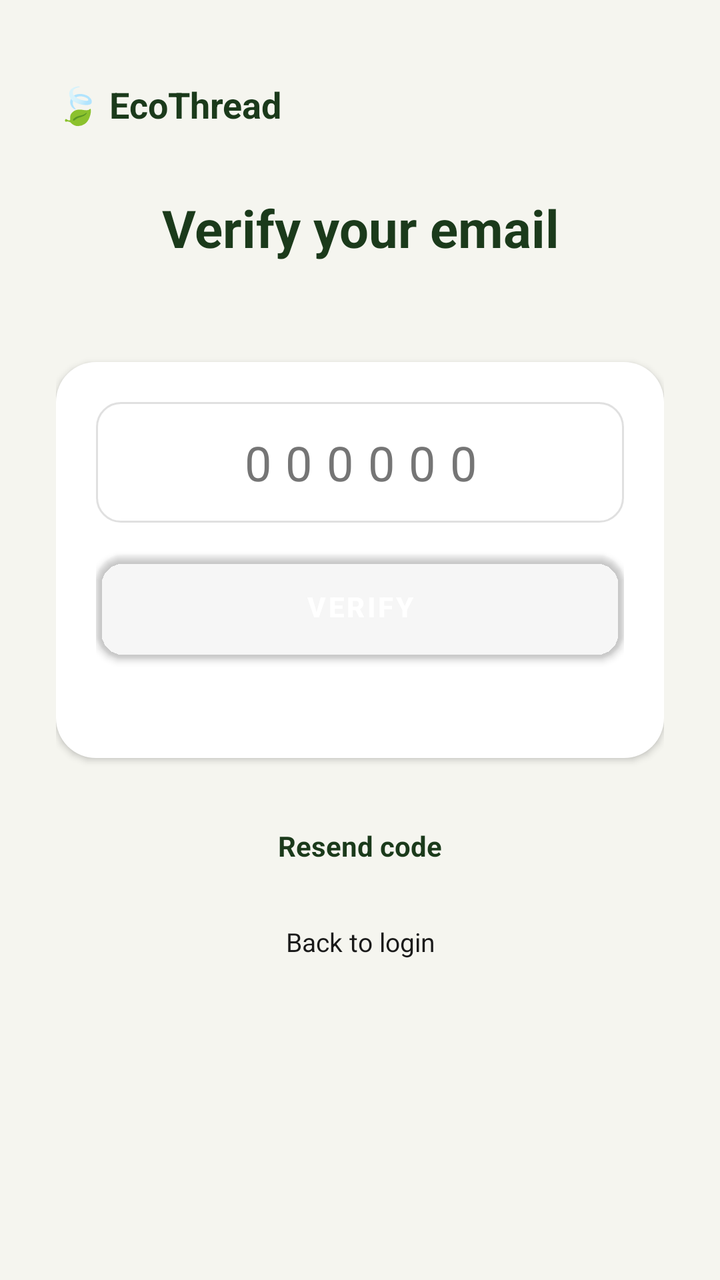
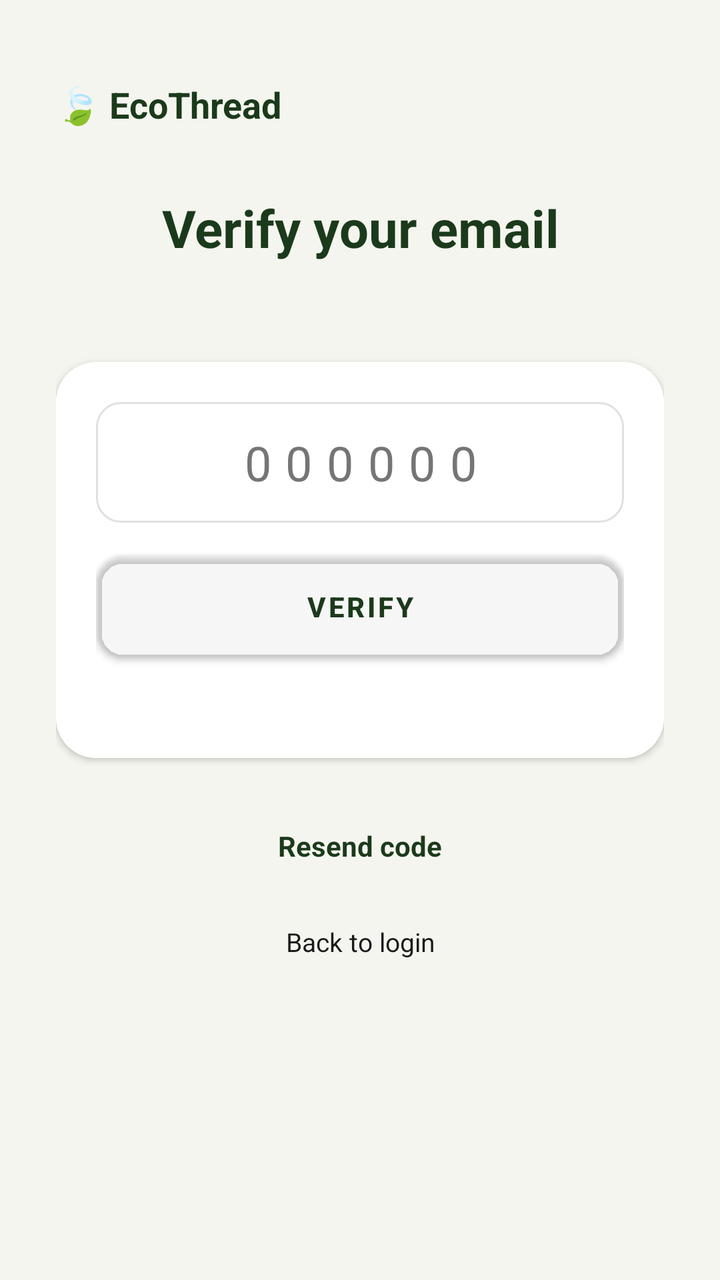

An Android layout rendered at two revisions. The XML below is the earlier revision; the diff shows what the commit changed to produce the second picture.
<!-- AndroidManifest.xml: application theme Theme.ClothingRecycleApp -->
<!-- res/layout/activity_verify_email.xml -->
<?xml version="1.0" encoding="utf-8"?>
<ScrollView xmlns:android="http://schemas.android.com/apk/res/android"
    xmlns:app="http://schemas.android.com/apk/res-auto"
    android:layout_width="match_parent"
    android:layout_height="match_parent"
    android:background="@color/eco_cream_bg"
    android:fillViewport="true">

    <LinearLayout
        android:layout_width="match_parent"
        android:layout_height="wrap_content"
        android:orientation="vertical"
        android:padding="28dp">

        <TextView
            android:layout_width="wrap_content"
            android:layout_height="wrap_content"
            android:layout_marginTop="12dp"
            android:text="🍃 EcoThread"
            android:textSize="18sp"
            android:textStyle="bold"
            android:textColor="@color/eco_dark_green" />

        <TextView
            android:layout_width="match_parent"
            android:layout_height="wrap_content"
            android:layout_marginTop="32dp"
            android:gravity="center_horizontal"
            android:text="Verify your email"
            android:textSize="26sp"
            android:textStyle="bold"
            android:textColor="@color/eco_dark_green" />

        <TextView
            android:id="@+id/tvVerifyIntro"
            android:layout_width="match_parent"
            android:layout_height="wrap_content"
            android:layout_marginTop="8dp"
            android:gravity="center_horizontal"
            android:textSize="13sp"
            android:textColor="@color/eco_text_gray" />

        <LinearLayout
            android:layout_width="match_parent"
            android:layout_height="wrap_content"
            android:layout_marginTop="24dp"
            android:background="@drawable/bg_card"
            android:elevation="2dp"
            android:orientation="vertical"
            android:padding="20dp">

            <EditText
                android:id="@+id/etEmailCode"
                android:layout_width="match_parent"
                android:layout_height="wrap_content"
                android:background="@drawable/bg_input"
                android:gravity="center"
                android:hint="000000"
                android:inputType="number"
                android:textColor="@color/eco_text_dark"
                android:textColorHint="@color/eco_text_gray"
                android:letterSpacing="0.3"
                android:maxLength="6"
                android:textSize="24sp" />

            <Button
                android:id="@+id/btnVerifyEmail"
                android:layout_width="match_parent"
                android:layout_height="52dp"
                android:layout_marginTop="16dp"
                android:background="@drawable/bg_button_primary"
                app:backgroundTint="@android:color/transparent"
                android:text="Verify"
                android:textColor="@color/eco_white"
                android:textStyle="bold" />

            <TextView
                android:id="@+id/tvEmailStatus"
                android:layout_width="match_parent"
                android:layout_height="wrap_content"
                android:layout_marginTop="12dp"
                android:gravity="center_horizontal"
                android:textSize="13sp"
                android:textStyle="bold" />
        </LinearLayout>

        <TextView
            android:id="@+id/tvResendCode"
            android:layout_width="wrap_content"
            android:layout_height="wrap_content"
            android:layout_gravity="center_horizontal"
            android:layout_marginTop="20dp"
            android:minHeight="48dp"
            android:gravity="center"
            android:padding="8dp"
            android:text="Resend code"
            android:textColor="@color/eco_dark_green"
            android:textSize="14sp"
            android:textStyle="bold" />

        <TextView
            android:id="@+id/tvBackToLogin"
            android:layout_width="wrap_content"
            android:layout_height="wrap_content"
            android:layout_gravity="center_horizontal"
            android:minHeight="48dp"
            android:gravity="center"
            android:padding="8dp"
            android:text="Back to login"
            android:textColor="@color/eco_text_dark"
            android:textSize="13sp" />

    </LinearLayout>
</ScrollView>
<!-- resources referenced by this layout -->
<resources>
  <color name="eco_cream_bg">#F5F5EF</color>
  <color name="eco_dark_green">#1B3A1B</color>
  <color name="eco_text_dark">#1A1A1A</color>
  <color name="eco_text_gray">#757575</color>
  <color name="eco_white">#FFFFFF</color>
  <!-- drawable bg_button_primary (drawable) -->
  <?xml version="1.0" encoding="utf-8"?>
  <shape xmlns:android="http://schemas.android.com/apk/res/android"
      android:shape="rectangle">
      <solid android:color="@color/eco_dark_green" />
      <corners android:radius="14dp" />
  </shape>
  <!-- drawable bg_card (drawable) -->
  <?xml version="1.0" encoding="utf-8"?>
  <shape xmlns:android="http://schemas.android.com/apk/res/android"
      android:shape="rectangle">
      <solid android:color="@color/eco_white" />
      <corners android:radius="20dp" />
  </shape>
  <!-- drawable bg_input (drawable) -->
  <?xml version="1.0" encoding="utf-8"?>
  <shape xmlns:android="http://schemas.android.com/apk/res/android"
      android:shape="rectangle">
      <solid android:color="@color/eco_white" />
      <corners android:radius="12dp" />
      <stroke android:width="1dp" android:color="@color/eco_border_gray" />
      <padding android:left="16dp" android:top="14dp" android:right="16dp" android:bottom="14dp" />
  </shape>
  <style name="Theme.ClothingRecycleApp" parent="Base.Theme.ClothingRecycleApp" />
  <color name="eco_border_gray">#E0E0E0</color>
  <style name="Base.Theme.ClothingRecycleApp" parent="Theme.Material3.DayNight.NoActionBar">
  
          
          <item name="materialButtonStyle">
              @style/Widget.App.Button.Primary
          </item>
  
          
          
  
      </style>
  <style name="Widget.App.Button.Primary" parent="Widget.MaterialComponents.Button">
  
          <item name="backgroundTint">@color/eco_dark_green</item>
          <item name="android:textColor">@color/eco_white</item>
          <item name="cornerRadius">14dp</item>
  
      </style>
</resources>

<!-- the commit's change to res/layout/activity_verify_email.xml (unified diff, before → after) -->
@@ -71,7 +71,7 @@
                 android:background="@drawable/bg_button_primary"
                 app:backgroundTint="@android:color/transparent"
                 android:text="Verify"
-                android:textColor="@color/eco_white"
+                android:textColor="@color/eco_dark_green"
                 android:textStyle="bold" />
 
             <TextView
